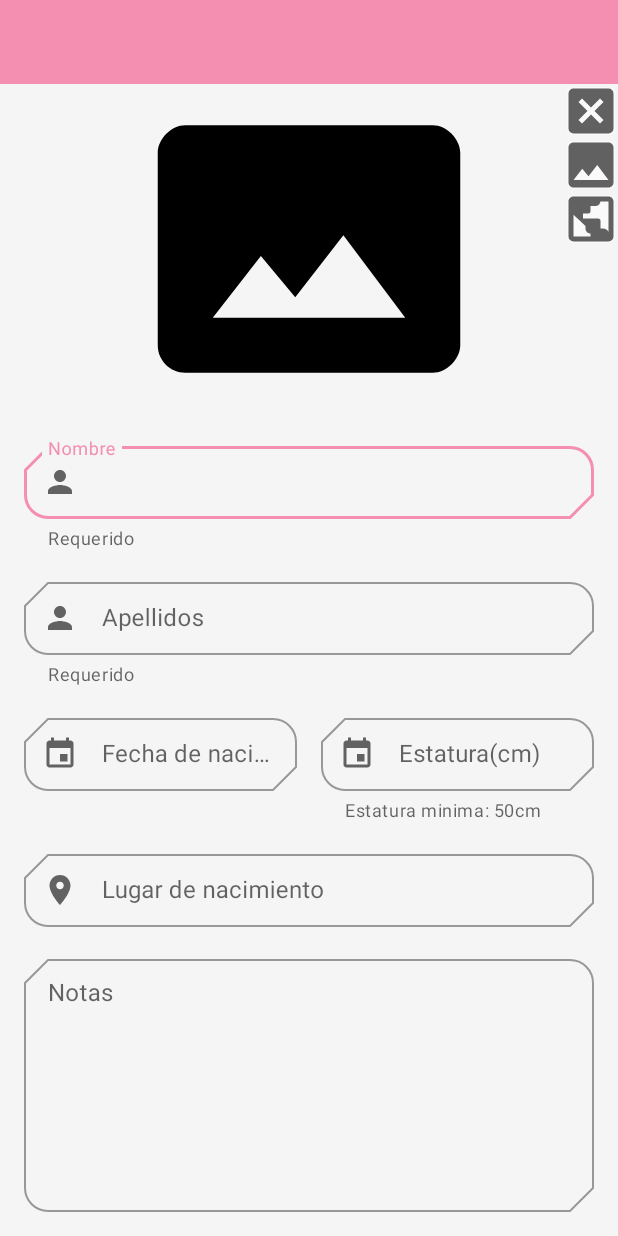
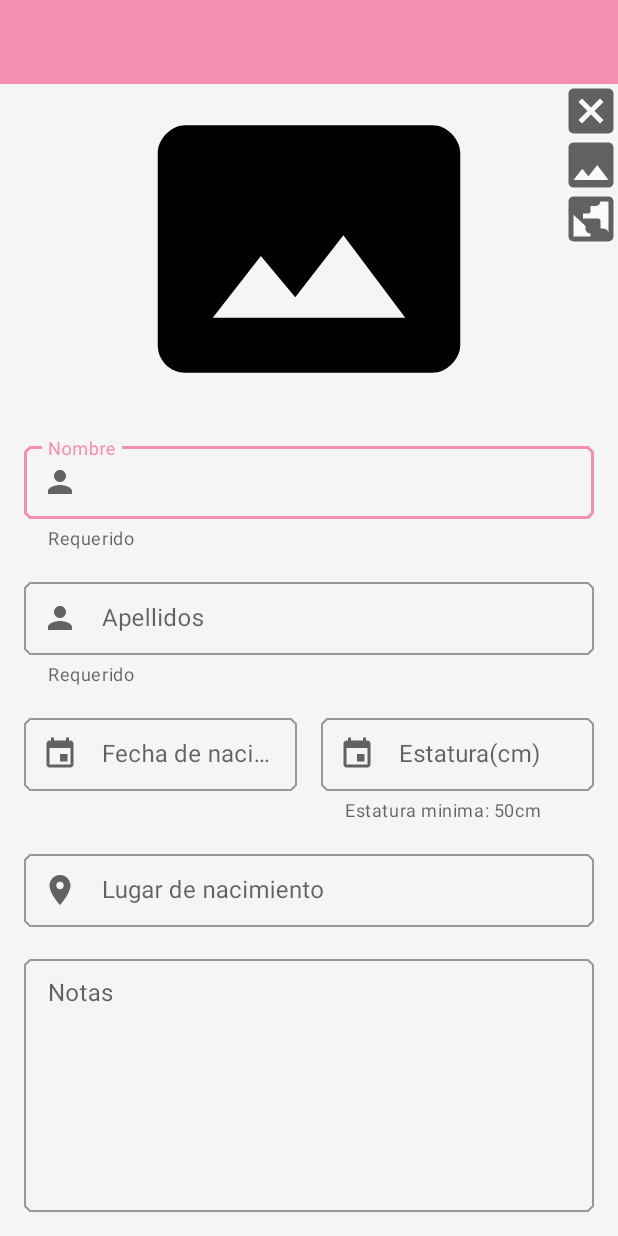
Before and after one commit to jmerino12/MDTop-Base, an Android app: the AddArtistActivity screen opened directly, with no data from a screen before it, on a phone screen of 412 x 824 dp. Run offline under Robolectric (Android 15) with nearby library versions, the phone set to English and light mode, and no system bars; our stand-ins replace ButterKnife; libraries missing offline, so code that uses them is left out: com.raizlabs.android; pictures from the network do not load; 1 statement that could not run was skipped.

Commit message:
Shape formas globales

```diff
--- a/app/src/main/res/values/shape.xml
+++ b/app/src/main/res/values/shape.xml
@@ -1,12 +1,28 @@
 <?xml version="1.0" encoding="utf-8"?>
 <resources>
-    <style name="ShapeAppearance.MyTheme.SmallComponent"
-        parent="ShapeAppearance.MaterialComponents.SmallComponent">
-        <item name="cornerFamilyTopRight">rounded</item>
-        <item name="cornerFamilyTopLeft">cut</item>
-        <item name="cornerFamilyBottomRight">cut</item>
-        <item name="cornerFamilyBottomLeft">rounded</item>
 
+    <style name="ShapeAppearance.MyTheme.SmallComponent" parent="ShapeAppearance.MaterialComponents.SmallComponent">
+        <!-- <item name="cornerFamilyTopRight">rounded</item>
+         <item name="cornerFamilyTopLeft">cut</item>
+         <item name="cornerFamilyBottomRight">cut</item>
+         <item name="cornerFamilyBottomLeft">rounded</item>
+
+         <item name="cornerSize">16dp</item>
+        <item name="cornerSizeTopLeft">16dp</item>-->
+
+        <item name="cornerFamily">cut</item>
+        <item name="cornerSize">4dp</item>
+
+
+    </style>
+
+    <style name="ShapeAppearance.MyTheme.MediumComponent" parent="ShapeAppearance.MaterialComponents.MediumComponent">
+        <item name="cornerFamily">cut</item>
         <item name="cornerSize">16dp</item>
     </style>
+
+    <style name="ShapeAppearance.MyTheme.LargeComponent" parent="ShapeAppearance.MaterialComponents.LargeComponent">
+        <item name="cornerFamily">cut</item>
+        <item name="cornerSize">24dp</item>
+    </style>
 </resources>
--- a/app/src/main/res/values/themes.xml
+++ b/app/src/main/res/values/themes.xml
@@ -21,7 +21,13 @@
         <item name="colorOnSurface">@color/color_on_surface</item>
         <item name="colorOnError">@color/color_on_error</item>
 
-        <item name="shapeAppearanceSmallComponent">@style/ShapeAppearance.MyTheme.SmallComponent</item>
+        <item name="shapeAppearanceSmallComponent">@style/ShapeAppearance.MyTheme.SmallComponent
+        </item>
+        <item name="shapeAppearanceMediumComponent">@style/ShapeAppearance.MyTheme.MediumComponent
+        </item>
+        <item name="shapeAppearanceLargeComponent">@style/ShapeAppearance.MyTheme.LargeComponent
+        </item>
+
     </style>
 
     <style name="Base.MaterialThemeBuilder" parent="Theme.MaterialComponents.DayNight.NoActionBar">
```
